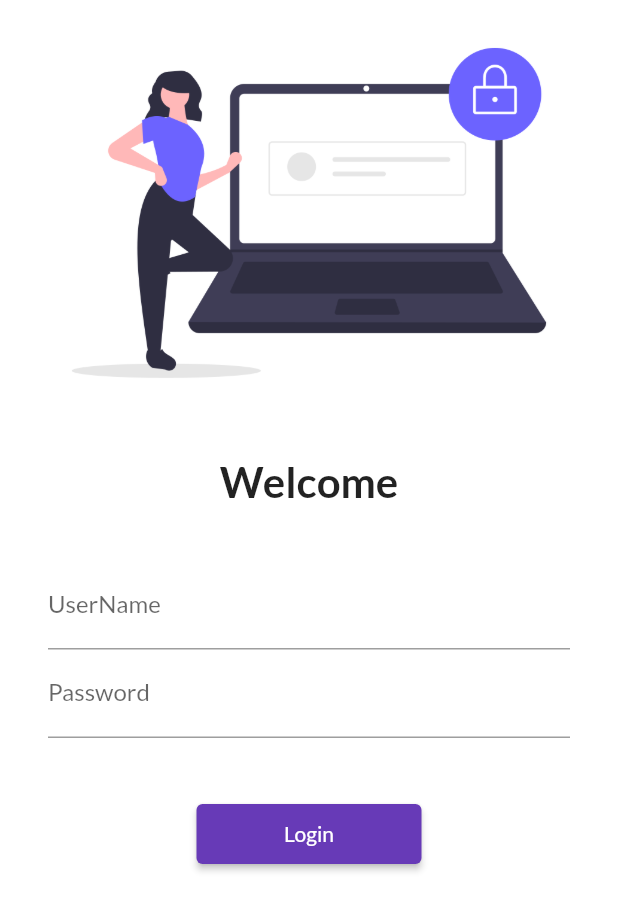
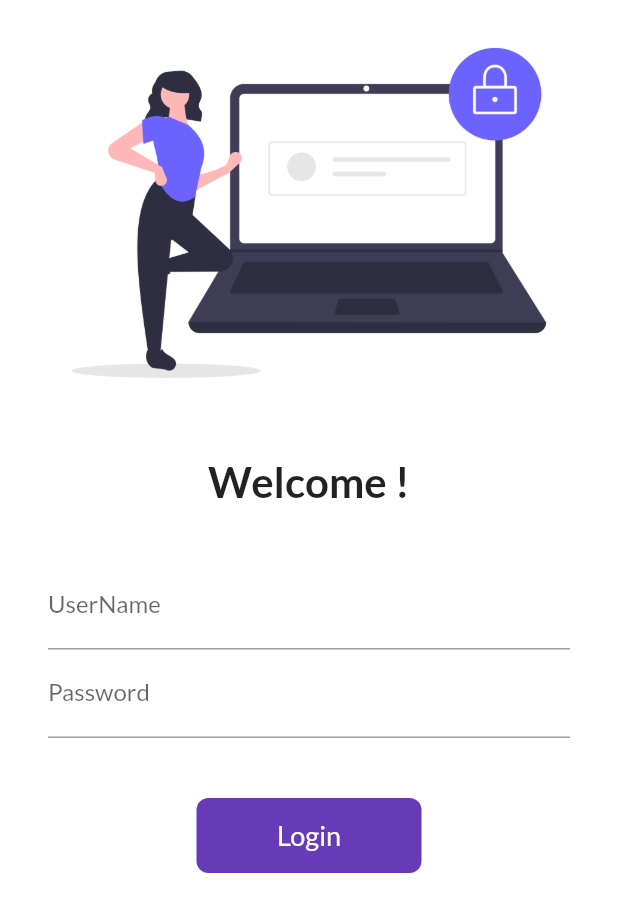
Before and after one commit to PrabalDas/note-taking-app, a Flutter app: the screen it shows after launch, on a phone screen of 412 x 824 dp. Shown: the top 912 px of the screen. Run offline on Flutter 3.47's test engine with Material 2 defaults, Android fonts, the light colour scheme and no system bars; our stand-ins replace google_fonts.

Commit message:
Day 6 completed

```diff
--- a/lib/Pages/login_page.dart
+++ b/lib/Pages/login_page.dart
@@ -1,7 +1,14 @@
 import 'package:flutter/material.dart';
 import 'package:note_taking_app/utils/routes.dart';
 
-class LoginPage extends StatelessWidget {
+class LoginPage extends StatefulWidget {
+  @override
+  _LoginPageState createState() => _LoginPageState();
+}
+
+class _LoginPageState extends State<LoginPage> {
+  String name = "";
+  bool changedButton = false;
   @override
   Widget build(BuildContext context) {
     return Material(
@@ -15,7 +22,7 @@
               height: 20,
             ),
             Text(
-              "Welcome",
+              "Welcome $name!",
               style: TextStyle(fontSize: 28, fontWeight: FontWeight.bold),
             ),
             SizedBox(
@@ -26,6 +33,10 @@
               child: Column(
                 children: [
                   TextFormField(
+                    onChanged: (value) {
+                      name = value;
+                      setState(() {});
+                    },
                     decoration: InputDecoration(
                         hintText: "Enter UserName", labelText: "UserName"),
                   ),
@@ -37,13 +48,49 @@
                   SizedBox(
                     height: 40,
                   ),
-                  ElevatedButton(
-                    onPressed: () {
+
+                  InkWell(
+                    onTap: () async {
+                      setState(() {
+                        changedButton = true;
+                      });
+
+                      await Future.delayed(Duration(milliseconds: 500));
                       Navigator.pushNamed(context, MyRoutes.homeRoute);
                     },
-                    child: Text("Login"),
-                    style: TextButton.styleFrom(minimumSize: Size(150, 40)),
+                    child: AnimatedContainer(
+                      curve: Curves.easeIn,
+                      duration: Duration(milliseconds: 500),
+                      alignment: Alignment.center,
+                      height: 50,
+                      width: changedButton ? 50 : 150,
+                      child: changedButton
+                          ? Icon(
+                              Icons.done,
+                              color: Colors.white,
+                            )
+                          : Text(
+                              "Login",
+                              style:
+                                  TextStyle(color: Colors.white, fontSize: 18),
+                            ),
+                      decoration: BoxDecoration(
+                        // shape: changedButton
+                        //     ? BoxShape.circle
+                        // : BoxShape.crectangle,
+                        borderRadius:
+                            BorderRadius.circular(changedButton ? 50 : 8),
+                        color: Colors.deepPurple,
+                      ),
+                    ),
                   )
+                  // ElevatedButton(
+                  //   onPressed: () {
+                  //     Navigator.pushNamed(context, MyRoutes.homeRoute);
+                  //   },
+                  //   child: Text("Login"),
+                  //   style: TextButton.styleFrom(minimumSize: Size(150, 40)),
+                  // )
                 ],
               ),
             )
--- a/lib/main.dart
+++ b/lib/main.dart
@@ -13,7 +13,7 @@
   Widget build(BuildContext context) {
     bringvegetables(thaila: true);
     int days = 30;
-    String name = "Prabal";
+    String _name = "Prabal";
 
     return MaterialApp(
       themeMode: ThemeMode.light,
```
